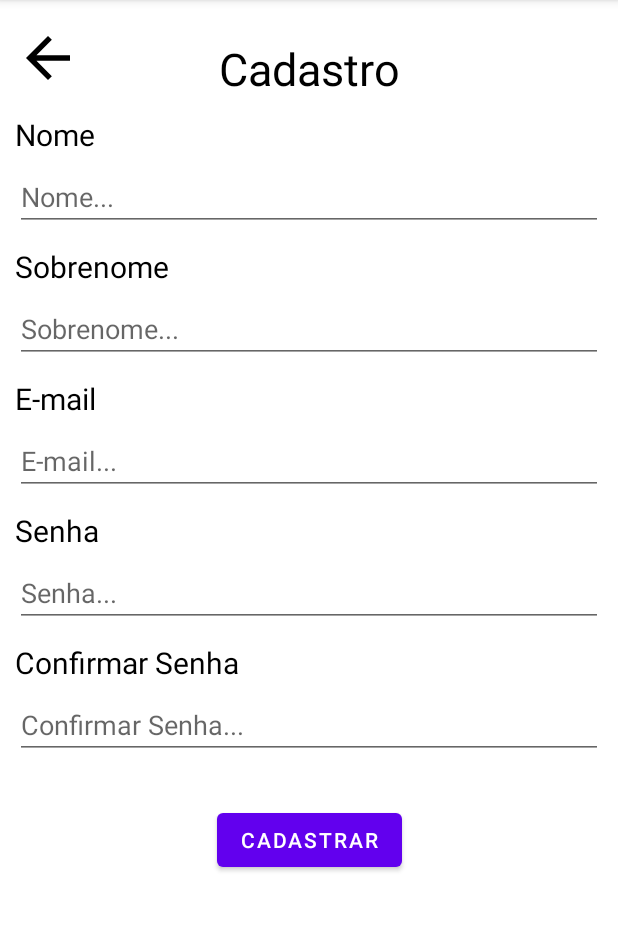
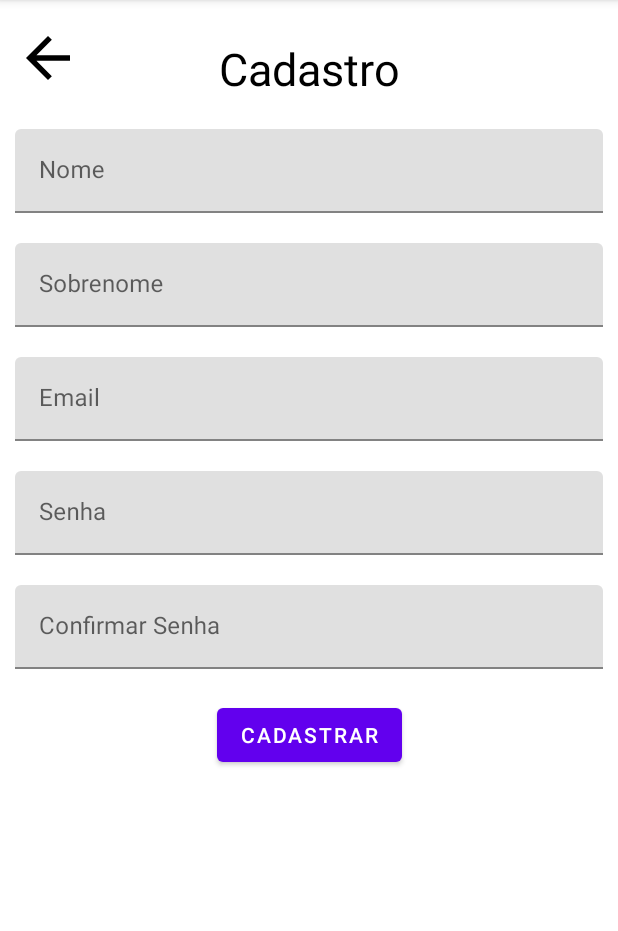
Before and after one commit to brverdan/SmartWallet, an Android app: the CadastroFragment screen opened through its navigation route, on a phone screen of 412 x 824 dp, the part 84-1015 px from its top. Run offline under Robolectric (Android 15) with nearby library versions, the phone set to English and light mode, and no system bars; our stand-ins replace navigation-ui.

Commit message:
Modificação nos formulários: Todos os inputs agora trabalhando com TextInputLayout.

```diff
--- a/app/src/main/res/layout/cadastro_fragment.xml
+++ b/app/src/main/res/layout/cadastro_fragment.xml
@@ -30,146 +30,109 @@
         app:layout_constraintStart_toStartOf="parent"
         app:layout_constraintTop_toTopOf="parent" />
 
-    <TextView
-        android:id="@+id/textLabelNomeCadastro"
-        android:layout_width="wrap_content"
-        android:layout_height="wrap_content"
-        android:layout_marginStart="10dp"
-        android:layout_marginTop="10dp"
-        android:text="Nome"
-        android:textColor="#000000"
-        android:textSize="20sp"
-        app:layout_constraintStart_toStartOf="parent"
-        app:layout_constraintTop_toBottomOf="@+id/textLabelCadastro" />
-
-    <EditText
-        android:id="@+id/editTextNomeCadastro"
-        android:layout_width="0dp"
-        android:layout_height="wrap_content"
-        android:layout_marginStart="10dp"
-        android:layout_marginTop="5dp"
-        android:layout_marginEnd="10dp"
-        android:ems="10"
-        android:hint="Nome..."
-        android:inputType="textPersonName"
-        app:layout_constraintEnd_toEndOf="parent"
-        app:layout_constraintStart_toStartOf="parent"
-        app:layout_constraintTop_toBottomOf="@+id/textLabelNomeCadastro" />
-
-    <TextView
-        android:id="@+id/textLabelSobrenomeCadastro"
-        android:layout_width="wrap_content"
-        android:layout_height="wrap_content"
-        android:layout_marginStart="10dp"
-        android:layout_marginTop="10dp"
-        android:text="Sobrenome"
-        android:textColor="#000000"
-        android:textSize="20sp"
-        app:layout_constraintStart_toStartOf="parent"
-        app:layout_constraintTop_toBottomOf="@+id/editTextNomeCadastro" />
-
-    <EditText
-        android:id="@+id/editTextSobrenomeCadastro"
-        android:layout_width="0dp"
-        android:layout_height="wrap_content"
-        android:layout_marginStart="10dp"
-        android:layout_marginTop="5dp"
-        android:layout_marginEnd="10dp"
-        android:ems="10"
-        android:hint="Sobrenome..."
-        android:inputType="textPersonName"
-        app:layout_constraintEnd_toEndOf="parent"
-        app:layout_constraintHorizontal_bias="1.0"
-        app:layout_constraintStart_toStartOf="parent"
-        app:layout_constraintTop_toBottomOf="@+id/textLabelSobrenomeCadastro" />
-
-    <TextView
-        android:id="@+id/textLabelEmailCadastro"
-        android:layout_width="wrap_content"
-        android:layout_height="wrap_content"
-        android:layout_marginStart="10dp"
-        android:layout_marginTop="10dp"
-        android:text="E-mail"
-        android:textColor="#000000"
-        android:textSize="20sp"
-        app:layout_constraintStart_toStartOf="parent"
-        app:layout_constraintTop_toBottomOf="@+id/editTextSobrenomeCadastro" />
-
-    <EditText
-        android:id="@+id/editTextEmailCadastro"
-        android:layout_width="0dp"
-        android:layout_height="wrap_content"
-        android:layout_marginStart="10dp"
-        android:layout_marginTop="5dp"
-        android:layout_marginEnd="10dp"
-        android:ems="10"
-        android:hint="E-mail..."
-        android:inputType="textEmailAddress"
-        app:layout_constraintEnd_toEndOf="parent"
-        app:layout_constraintStart_toStartOf="parent"
-        app:layout_constraintTop_toBottomOf="@+id/textLabelEmailCadastro" />
-
-    <TextView
-        android:id="@+id/textLabelSenhaCadastro"
-        android:layout_width="wrap_content"
-        android:layout_height="wrap_content"
-        android:layout_marginStart="10dp"
-        android:layout_marginTop="10dp"
-        android:text="Senha"
-        android:textColor="#000000"
-        android:textSize="20sp"
-        app:layout_constraintStart_toStartOf="parent"
-        app:layout_constraintTop_toBottomOf="@+id/editTextEmailCadastro" />
-
-    <EditText
-        android:id="@+id/editTextSenhaCadastro"
-        android:layout_width="0dp"
-        android:layout_height="wrap_content"
-        android:layout_marginStart="10dp"
-        android:layout_marginTop="5dp"
-        android:layout_marginEnd="10dp"
-        android:ems="10"
-        android:hint="Senha..."
-        android:inputType="textPassword"
-        app:layout_constraintEnd_toEndOf="parent"
-        app:layout_constraintStart_toStartOf="parent"
-        app:layout_constraintTop_toBottomOf="@+id/textLabelSenhaCadastro" />
-
-    <TextView
-        android:id="@+id/textLabelConfirmarSenhaCadastro"
-        android:layout_width="wrap_content"
-        android:layout_height="wrap_content"
-        android:layout_marginStart="10dp"
-        android:layout_marginTop="10dp"
-        android:text="Confirmar Senha"
-        android:textColor="#000000"
-        android:textSize="20sp"
-        app:layout_constraintStart_toStartOf="parent"
-        app:layout_constraintTop_toBottomOf="@+id/editTextSenhaCadastro" />
-
-    <EditText
-        android:id="@+id/editTextConfirmarSenhaCadastro"
-        android:layout_width="0dp"
-        android:layout_height="wrap_content"
-        android:layout_marginStart="10dp"
-        android:layout_marginTop="5dp"
-        android:layout_marginEnd="10dp"
-        android:ems="10"
-        android:hint="Confirmar Senha..."
-        android:inputType="textPassword"
-        app:layout_constraintEnd_toEndOf="parent"
-        app:layout_constraintHorizontal_bias="1.0"
-        app:layout_constraintStart_toStartOf="parent"
-        app:layout_constraintTop_toBottomOf="@+id/textLabelConfirmarSenhaCadastro" />
-
     <Button
         android:id="@+id/btnCadastrar"
         android:layout_width="wrap_content"
         android:layout_height="wrap_content"
-        android:layout_marginTop="30dp"
+        android:layout_marginTop="20dp"
         android:text="Cadastrar"
         app:layout_constraintEnd_toEndOf="parent"
         app:layout_constraintStart_toStartOf="parent"
-        app:layout_constraintTop_toBottomOf="@+id/editTextConfirmarSenhaCadastro" />
+        app:layout_constraintTop_toBottomOf="@+id/textInputLayoutConfirmarSenhaCadastro" />
+
+    <com.google.android.material.textfield.TextInputLayout
+        android:id="@+id/textInputLayoutNomeCadastro"
+        android:layout_width="match_parent"
+        android:layout_height="wrap_content"
+        android:layout_marginStart="10dp"
+        android:layout_marginTop="20dp"
+        android:layout_marginEnd="10dp"
+        app:layout_constraintEnd_toEndOf="parent"
+        app:layout_constraintStart_toStartOf="parent"
+        app:layout_constraintTop_toBottomOf="@+id/textLabelCadastro">
+
+        <com.google.android.material.textfield.TextInputEditText
+            android:id="@+id/editTextNomeCadastro"
+            android:layout_width="match_parent"
+            android:layout_height="wrap_content"
+            android:hint="Nome"
+            android:inputType="textPersonName" />
+    </com.google.android.material.textfield.TextInputLayout>
+
+    <com.google.android.material.textfield.TextInputLayout
+        android:id="@+id/textInputLayoutSobrenomeCadastro"
+        android:layout_width="match_parent"
+        android:layout_height="wrap_content"
+        android:layout_marginStart="10dp"
+        android:layout_marginTop="20dp"
+        android:layout_marginEnd="10dp"
+        app:layout_constraintEnd_toEndOf="parent"
+        app:layout_constraintStart_toStartOf="parent"
+        app:layout_constraintTop_toBottomOf="@+id/textInputLayoutNomeCadastro">
+
+        <com.google.android.material.textfield.TextInputEditText
+            android:id="@+id/editTextSobrenomeCadastro"
+            android:layout_width="match_parent"
+            android:layout_height="wrap_content"
+            android:hint="Sobrenome"
+            android:inputType="textPersonName" />
+    </com.google.android.material.textfield.TextInputLayout>
+
+    <com.google.android.material.textfield.TextInputLayout
+        android:id="@+id/textInputLayoutEmailCadastro"
+        android:layout_width="match_parent"
+        android:layout_height="wrap_content"
+        android:layout_marginStart="10dp"
+        android:layout_marginTop="20dp"
+        android:layout_marginEnd="10dp"
+        app:layout_constraintEnd_toEndOf="parent"
+        app:layout_constraintStart_toStartOf="parent"
+        app:layout_constraintTop_toBottomOf="@+id/textInputLayoutSobrenomeCadastro">
+
+        <com.google.android.material.textfield.TextInputEditText
+            android:id="@+id/editTextEmailCadastro"
+            android:layout_width="match_parent"
+            android:layout_height="wrap_content"
+            android:hint="Email"
+            android:inputType="textEmailAddress" />
+    </com.google.android.material.textfield.TextInputLayout>
+
+    <com.google.android.material.textfield.TextInputLayout
+        android:id="@+id/textInputLayoutSenhaCadastro"
+        android:layout_width="match_parent"
+        android:layout_height="wrap_content"
+        android:layout_marginStart="10dp"
+        android:layout_marginTop="20dp"
+        android:layout_marginEnd="10dp"
+        app:layout_constraintEnd_toEndOf="parent"
+        app:layout_constraintStart_toStartOf="parent"
+        app:layout_constraintTop_toBottomOf="@+id/textInputLayoutEmailCadastro">
+
+        <com.google.android.material.textfield.TextInputEditText
+            android:id="@+id/editTextSenhaCadastro"
+            android:layout_width="match_parent"
+            android:layout_height="wrap_content"
+            android:hint="Senha"
+            android:inputType="textPassword"/>
+    </com.google.android.material.textfield.TextInputLayout>
+
+    <com.google.android.material.textfield.TextInputLayout
+        android:id="@+id/textInputLayoutConfirmarSenhaCadastro"
+        android:layout_width="match_parent"
+        android:layout_height="wrap_content"
+        android:layout_marginStart="10dp"
+        android:layout_marginTop="20dp"
+        android:layout_marginEnd="10dp"
+        app:layout_constraintEnd_toEndOf="parent"
+        app:layout_constraintStart_toStartOf="parent"
+        app:layout_constraintTop_toBottomOf="@+id/textInputLayoutSenhaCadastro">
+
+        <com.google.android.material.textfield.TextInputEditText
+            android:id="@+id/editTextConfirmarSenhaCadastro"
+            android:layout_width="match_parent"
+            android:layout_height="wrap_content"
+            android:hint="Confirmar Senha"
+            android:inputType="textPassword"/>
+    </com.google.android.material.textfield.TextInputLayout>
 
 </androidx.constraintlayout.widget.ConstraintLayout>
```
Also changed, not shown: app/src/main/res/layout/form_ticket_fragment.xml (+76 -103 lines), app/src/main/res/layout/form_user_fragment.xml (+76 -104 lines), app/src/main/res/layout/login_fragment.xml (+28 -41 lines).
